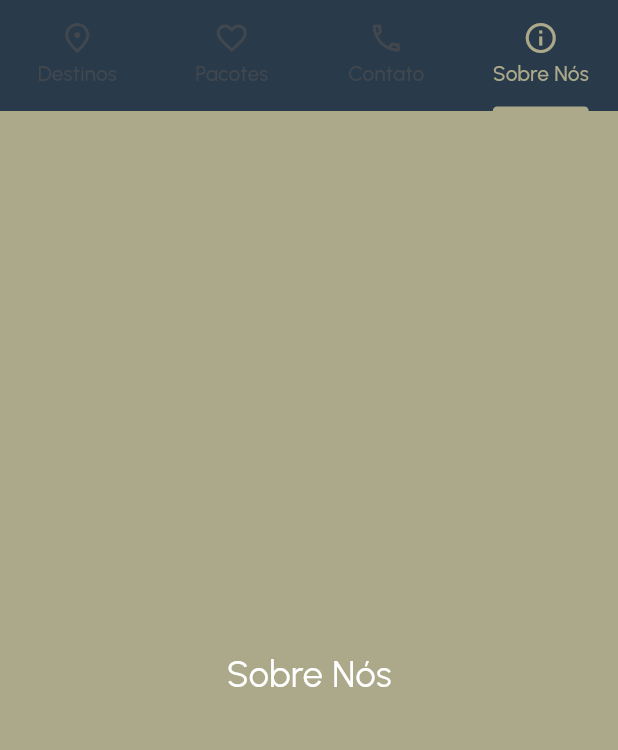
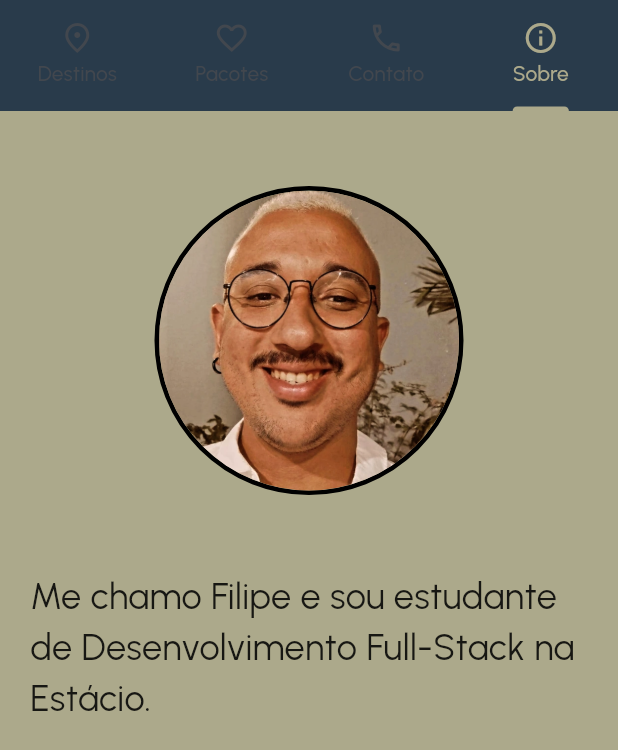
Before and after one commit to Alvimm/m4n2, a Flutter app: the screen it shows after launch, tab 4 chosen, on a phone screen of 412 x 824 dp. Shown: the top 750 px of the screen. Run offline on Flutter 3.47's test engine with Material 3 defaults, Android fonts, the phone set to English and light mode, and no system bars; our stand-ins replace google_fonts, ionicons; network calls fail.

Commit message:
Refactor all project

```diff
--- a/lib/main.dart
+++ b/lib/main.dart
@@ -1,4 +1,5 @@
-import 'package:explore_mundo_app/pages/main_page.dart';
+import 'package:explore_mundo_app/screens/home_screen.dart';
+import 'package:explore_mundo_app/utils/colors.dart';
 import 'package:flutter/material.dart';
 import 'package:google_fonts/google_fonts.dart';
 
@@ -16,15 +17,15 @@ class MyApp extends StatelessWidget {
       debugShowCheckedModeBanner: false,
       title: 'Flutter Demo',
       theme: ThemeData(
-        colorScheme: ColorScheme.fromSeed(seedColor: const Color(0xFF293b4b)),
+        colorScheme: ColorScheme.fromSeed(seedColor: MyColors.primary),
         useMaterial3: true,
 
         textTheme: GoogleFonts.urbanistTextTheme(
-          Theme.of(context).textTheme.apply(bodyColor: Colors.white, displayColor: Colors.white),
+          Theme.of(context).textTheme.apply(bodyColor: MyColors.textPrimary, displayColor: MyColors.textPrimary),
         ),
 
       ),
-      home: const MainPage(),
+      home: const HomeScreen(),
     );
   }
 }
--- a/lib/pages/main_page.dart
+++ /dev/null
@@ -1,50 +0,0 @@
-import 'package:explore_mundo_app/pages/contato_page.dart';
-import 'package:explore_mundo_app/pages/destinos_page.dart';
-import 'package:explore_mundo_app/pages/pacotes_page.dart';
-import 'package:explore_mundo_app/pages/sobre_nos_page.dart';
-import 'package:flutter/material.dart';
-
-class MainPage extends StatefulWidget {
-  const MainPage({super.key});
-
-  @override
-  State<MainPage> createState() => _MainPageState();
-}
-
-class _MainPageState extends State<MainPage> {
-  final List<Widget> pages = [
-    const DestinosPage(),
-    const PacotesPage(),
-    const ContatoPage(),
-    const SobreNosPage(),
-  ];
-
-  int currentPage = 0;
-  @override
-  Widget build(BuildContext context) {
-    return DefaultTabController(
-      length: pages.length,
-      child: Scaffold(
-        appBar: AppBar(
-          backgroundColor: const Color(0xFF293b4b),
-          toolbarHeight: 0,
-          bottom: const TabBar(
-            labelColor: Color(0xFFACA98B),
-            dividerColor: Colors.transparent,
-            indicatorColor: Color(0xFFACA98B),
-            tabs: [
-              Tab(icon: Icon(Icons.place_outlined),text: 'Destinos'),
-              Tab(icon: Icon(Icons.favorite_outline), text: 'Pacotes'),
-              Tab(icon: Icon(Icons.phone_outlined), text: 'Contato'),
-              Tab(icon: Icon(Icons.info_outline), text: 'Sobre Nós'),
-            ],
-          ),
-        ),
-        body: TabBarView(
-          children: pages,
-        ),
-        backgroundColor: const Color(0xFFACA98B),
-      ),
-    );
-  }
-}
--- a/lib/pages/sobre_nos_page.dart
+++ /dev/null
@@ -1,18 +0,0 @@
-import 'package:flutter/material.dart';
-
-class SobreNosPage extends StatelessWidget {
-  const SobreNosPage({super.key});
-
-  @override
-  Widget build(BuildContext context) {
-    return const Center(
-      child: Text(
-        'Sobre Nós',
-        style: TextStyle(
-          color: Colors.white,
-          fontSize: 24,
-        ),
-      ),
-    );
-  }
-}
--- /dev/null
+++ b/lib/screens/about_screen.dart
@@ -0,0 +1,37 @@
+import 'package:flutter/material.dart';
+
+class AboutScreen extends StatelessWidget {
+  const AboutScreen({super.key});
+
+  @override
+  Widget build(BuildContext context) {
+    return Column(
+      children: <Widget>[
+        Container(
+          padding: const EdgeInsets.symmetric(vertical: 50.0),
+          decoration: BoxDecoration(
+            shape: BoxShape.circle,
+            border: Border.all(
+              width: 3.0,
+            ),
+          ),
+          child: ClipRRect(
+            borderRadius: BorderRadius.circular(100.0),
+            child: SizedBox(
+              child: Image.asset('assets/images/me.png', fit: BoxFit.cover, width: 200.0, height: 200.0),
+            ),
+          ),
+        ),
+        const Padding(
+          padding: EdgeInsets.symmetric(horizontal: 20.0),
+          child: Text(
+            'Me chamo Filipe e sou estudante de Desenvolvimento Full-Stack na Estácio.',
+            style: TextStyle(
+              fontSize: 24,
+            ),
+          ),
+        ),
+      ],
+    );
+  }
+}
--- /dev/null
+++ b/lib/screens/home_screen.dart
@@ -0,0 +1,51 @@
+import 'package:explore_mundo_app/screens/contact_screen.dart';
+import 'package:explore_mundo_app/screens/destinations_screen.dart';
+import 'package:explore_mundo_app/screens/travel_packages_screen.dart';
+import 'package:explore_mundo_app/screens/about_screen.dart';
+import 'package:explore_mundo_app/utils/colors.dart';
+import 'package:flutter/material.dart';
+
+class HomeScreen extends StatefulWidget {
+  const HomeScreen({super.key});
+
+  @override
+  State<HomeScreen> createState() => _HomeScreenState();
+}
+
+class _HomeScreenState extends State<HomeScreen> {
+  final List<Widget> pages = [
+    const DestinationsScreen(),
+    const TravelPackagesScreen(),
+    const ContactScreen(),
+    const AboutScreen(),
+  ];
+
+  int currentPage = 0;
+  @override
+  Widget build(BuildContext context) {
+    return DefaultTabController(
+      length: pages.length,
+      child: Scaffold(
+        appBar: AppBar(
+          backgroundColor: MyColors.primary,
+          toolbarHeight: 0,
+          bottom: const TabBar(
+            labelColor: MyColors.secondary,
+            dividerColor: MyColors.primary,
+            indicatorColor: MyColors.secondary,
+            tabs: [
+              Tab(icon: Icon(Icons.place_outlined),text: 'Destinos'),
+              Tab(icon: Icon(Icons.favorite_outline), text: 'Pacotes'),
+              Tab(icon: Icon(Icons.phone_outlined), text: 'Contato'),
+              Tab(icon: Icon(Icons.info_outline), text: 'Sobre'),
+            ],
+          ),
+        ),
+        body: TabBarView(
+          children: pages,
+        ),
+        backgroundColor: MyColors.secondary,
+      ),
+    );
+  }
+}
--- /dev/null
+++ b/lib/utils/colors.dart
@@ -0,0 +1,10 @@
+import 'package:flutter/material.dart';
+
+class MyColors{
+  static const Color primary = Color(0xFF293b4b);
+  static const Color secondary = Color(0xFFACA98B);
+  static const Color mail = Color(0xFFD32F2F);
+  static const Color linkedin = Color(0xFF1565C0);
+  static const Color github = Color(0xFF000000);
+  static const Color textPrimary = Colors.black87;
+  }
--- a/pubspec.yaml
+++ b/pubspec.yaml
@@ -30,6 +30,8 @@ environment:
 dependencies:
   flutter:
     sdk: flutter
+  url_launcher: ^6.2.5
+  ionicons: ^0.2.2
 
 
   # The following adds the Cupertino Icons font to your application.
@@ -61,7 +63,7 @@ flutter:
 
   # To add assets to your application, add an assets section, like this:
   assets:
-    - assets/
+    - assets/images/
   #   - images/a_dot_burr.jpeg
   #   - images/a_dot_ham.jpeg
 
```
Also changed, not shown: lib/pages/contato_page.dart (deleted, +0 -18 lines), lib/pages/pacotes_page.dart (deleted, +0 -18 lines), lib/screens/contact_screen.dart (added, +54 -0 lines), lib/screens/destinations_screen.dart (added, +24 -0 lines), lib/screens/travel_packages_screen.dart (renamed from lib/pages/destinos_page.dart, +3 -4 lines), lib/utils/data.dart (added, +129 -0 lines), assets/images/me.png (added), pubspec.lock, 63 other files.
